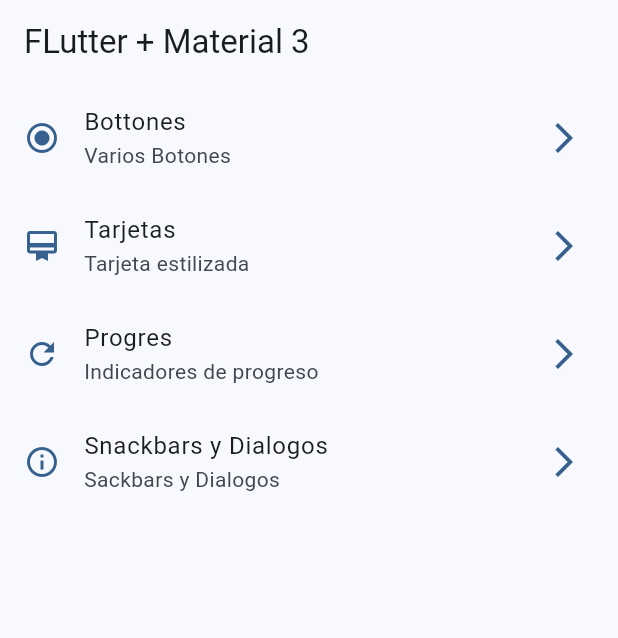
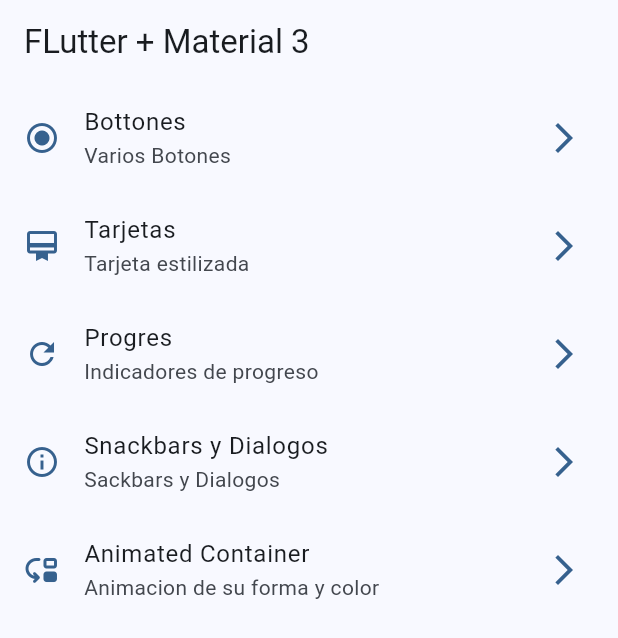
Before and after one commit to WaAlvis/widget_app_devta, a Flutter app: the screen it shows after launch, on a phone screen of 412 x 824 dp. Shown: the top 638 px of the screen. Run offline on Flutter 3.47's test engine with Material 2 defaults, Android fonts, the phone set to English and light mode, and no system bars; our stand-ins replace go_router.

Commit message:
animated container terminado

```diff
--- a/lib/config/menu/menu_items.dart
+++ b/lib/config/menu/menu_items.dart
@@ -39,4 +39,10 @@ const menuItems = [
     link: '/snackbars_dialogs',
     incon: Icons.info_outline,
   ),
+  MenuItem(
+    title: 'Animated Container',
+    subtitle: 'Animacion de su forma y color',
+    link: '/animated',
+    incon: Icons.move_down_rounded,
+  ),
 ];
--- a/lib/config/router/app_router.dart
+++ b/lib/config/router/app_router.dart
@@ -31,5 +31,10 @@ final appRouter = GoRouter(
       name: SnackbarScreen.name,
       builder: (context, state) => const SnackbarScreen(),
     ),
+    GoRoute(
+      path: '/animated',
+      name: AnimatedScreen.name,
+      builder: (context, state) => const AnimatedScreen(),
+    ),
   ],
 );
--- a/lib/presentation/screens/screens.dart
+++ b/lib/presentation/screens/screens.dart
@@ -1,3 +1,5 @@
+export 'package:widget_app_devta/presentation/screens/animated/animated_screen.dart';
+
 export 'package:widget_app_devta/presentation/screens/buttons/buttons_screen.dart';
 export 'package:widget_app_devta/presentation/screens/cards/cards_screen.dart';
 export 'package:widget_app_devta/presentation/screens/home/home_screen.dart';
```
Also changed, not shown: lib/presentation/screens/animated/animated_screen.dart (added, +67 -0 lines).
